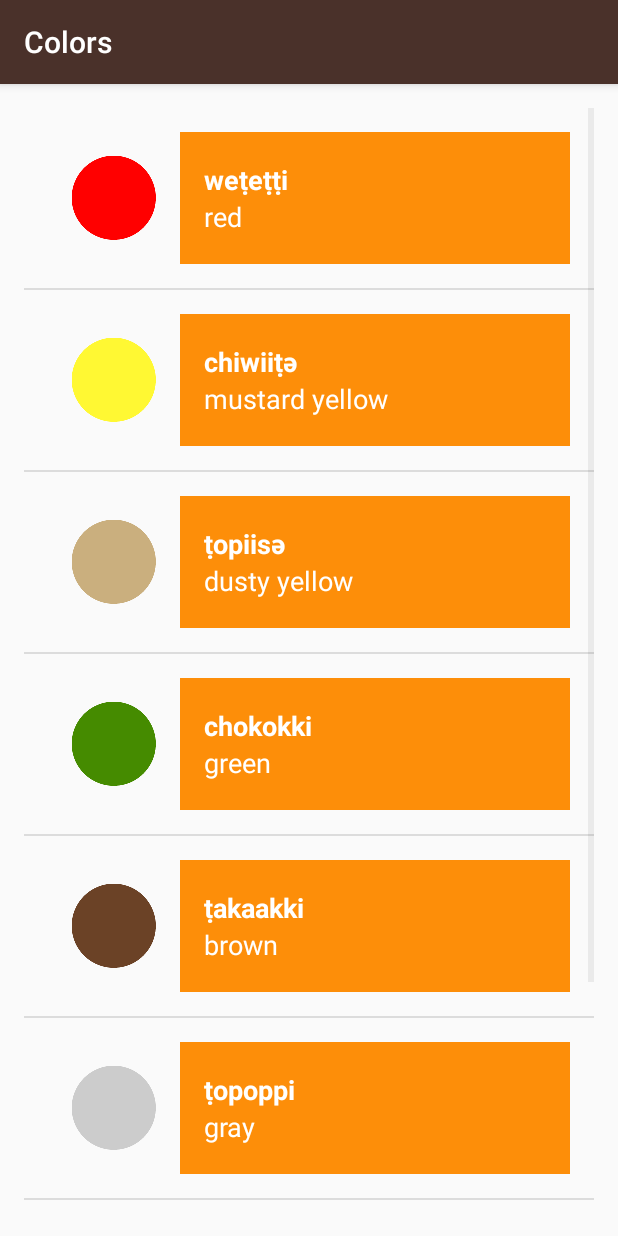
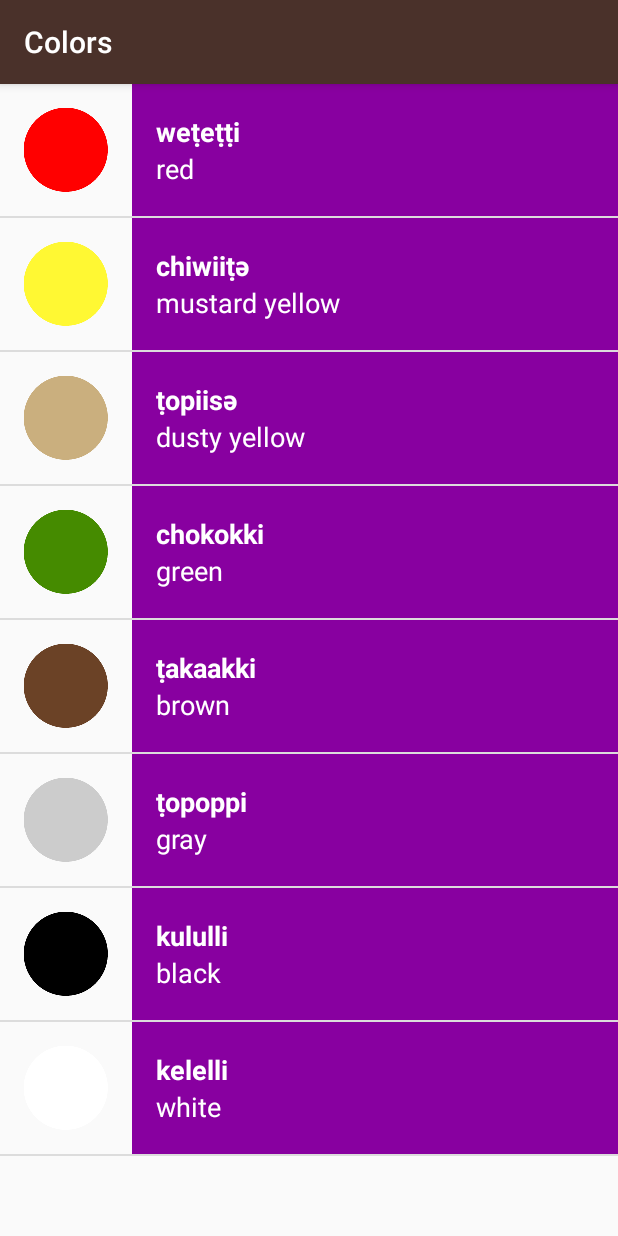
Before and after one commit to hamiltonfvi/Miwok, an Android app: the ColorsActivity screen opened directly, with no data from a screen before it, on a phone screen of 412 x 824 dp. Run offline under Robolectric (Android 15) with nearby library versions, the light colour scheme and no system bars.

Commit message:
Visual Polish

```diff
--- a/app/src/main/java/com/example/android/miwok/ColorsActivity.java
+++ b/app/src/main/java/com/example/android/miwok/ColorsActivity.java
@@ -30,7 +30,7 @@ public class ColorsActivity extends AppCompatActivity {
 
         // Create an {@link WordAdapter}, whose data source is a list of {@link Word}s. The
         // adapter knows how to create list items for each item in the list.
-        WordAdapter adapter = new WordAdapter(this, words);
+        WordAdapter adapter = new WordAdapter(this, words, R.color.category_colors);
 
         // Find the {@link ListView} object in the view hierarchy of the {@link Activity}.
         // There should be a {@link ListView} with the view ID called list, which is declared in the
--- a/app/src/main/java/com/example/android/miwok/FamilyMembersActivity.java
+++ b/app/src/main/java/com/example/android/miwok/FamilyMembersActivity.java
@@ -30,7 +30,7 @@ public class FamilyMembersActivity extends AppCompatActivity {
 
         // Create an {@link WordAdapter}, whose data source is a list of {@link Word}s. The
         // adapter knows how to create list items for each item in the list.
-        WordAdapter adapter = new WordAdapter(this, words);
+        WordAdapter adapter = new WordAdapter(this, words,R.color.category_family);
 
         // Find the {@link ListView} object in the view hierarchy of the {@link Activity}.
         // There should be a {@link ListView} with the view ID called list, which is declared in the
--- a/app/src/main/java/com/example/android/miwok/NumbersActivity.java
+++ b/app/src/main/java/com/example/android/miwok/NumbersActivity.java
@@ -30,7 +30,7 @@ public class NumbersActivity extends AppCompatActivity {
 
         // Create an {@link WordAdapter}, whose data source is a list of {@link Word}s. The
         // adapter knows how to create list items for each item in the list.
-        WordAdapter adapter = new WordAdapter(this, words);
+        WordAdapter adapter = new WordAdapter(this, words,R.color.category_numbers);
 
         // Find the {@link ListView} object in the view hierarchy of the {@link Activity}.
         // There should be a {@link ListView} with the view ID called list, which is declared in the
--- a/app/src/main/java/com/example/android/miwok/PhrasesActivity.java
+++ b/app/src/main/java/com/example/android/miwok/PhrasesActivity.java
@@ -30,7 +30,7 @@ public class PhrasesActivity extends AppCompatActivity {
 
         // Create an {@link WordAdapter}, whose data source is a list of {@link Word}s. The
         // adapter knows how to create list items for each item in the list.
-        WordAdapter adapter = new WordAdapter(this, words);
+        WordAdapter adapter = new WordAdapter(this, words,R.color.category_phrases);
 
         // Find the {@link ListView} object in the view hierarchy of the {@link Activity}.
         // There should be a {@link ListView} with the view ID called list, which is declared in the
--- a/app/src/main/java/com/example/android/miwok/WordAdapter.java
+++ b/app/src/main/java/com/example/android/miwok/WordAdapter.java
@@ -1,5 +1,6 @@
 package com.example.android.miwok;
 
+import android.support.v4.content.ContextCompat;
 import android.view.View;
 import android.view.ViewGroup;
 import android.widget.ArrayAdapter;
@@ -12,12 +13,16 @@ import java.util.ArrayList;
 
 public class WordAdapter extends ArrayAdapter<Word> {
 
-    public WordAdapter(Activity context, ArrayList<Word> words) {
+    /** Resource ID for the background color for this list of words */
+    private int mColorResourceId;
+
+    public WordAdapter(Activity context, ArrayList<Word> words, int colorResourceId) {
         // Here, we initialize the ArrayAdapter's internal storage for the context and the list.
         // the second argument is used when the ArrayAdapter is populating a single TextView.
         // Because this is a custom adapter for two TextViews and an ImageView, the adapter is not
         // going to use this second argument, so it can be any value. Here, we used 0.
         super(context, 0, words);
+        mColorResourceId = colorResourceId;
     }
 
     @Override
@@ -57,6 +62,14 @@ public class WordAdapter extends ArrayAdapter<Word> {
             imageView.setVisibility(View.GONE);
         }
 
+        // Set the theme color for the list item
+        View textContainer = (View) listItemView.findViewById(R.id.text_container);
+        // Find the color that the resource ID maps to
+        int color = ContextCompat.getColor(getContext(), mColorResourceId);
+        // Set the background color of the text container View
+        textContainer.setBackgroundColor(color);
+
+
         // Return the whole list item layout (containing 2 TextViews and an ImageView)
         // so that it can be shown in the ListView
         return listItemView;
--- a/app/src/main/res/layout/list_item.xml
+++ b/app/src/main/res/layout/list_item.xml
@@ -2,8 +2,8 @@
 <LinearLayout xmlns:android="http://schemas.android.com/apk/res/android"
     xmlns:tools="http://schemas.android.com/tools"
     android:layout_width="match_parent"
-    android:layout_height="match_parent"
-    android:padding="16dp"
+    android:layout_height="wrap_content"
+    android:minHeight="@dimen/list_item_height"
     android:orientation="horizontal">
 
     <ImageView
@@ -14,9 +14,9 @@
         android:src="@mipmap/ic_launcher"/>
 
     <LinearLayout
+        android:id="@+id/text_container"
         android:layout_width="match_parent"
         android:layout_height="match_parent"
-        android:background="@color/category_numbers"
         android:orientation="vertical"
         android:paddingLeft="@dimen/activity_vertical_margin">
 
--- a/app/src/main/res/layout/word_list.xml
+++ b/app/src/main/res/layout/word_list.xml
@@ -5,10 +5,6 @@
     android:layout_width="match_parent"
     android:layout_height="match_parent"
     android:orientation="vertical"
-    android:paddingBottom="@dimen/activity_vertical_margin"
-    android:paddingLeft="@dimen/activity_horizontal_margin"
-    android:paddingRight="@dimen/activity_horizontal_margin"
-    android:paddingTop="@dimen/activity_vertical_margin"
     tools:context=".NumbersActivity">
 
 </ListView>
```
